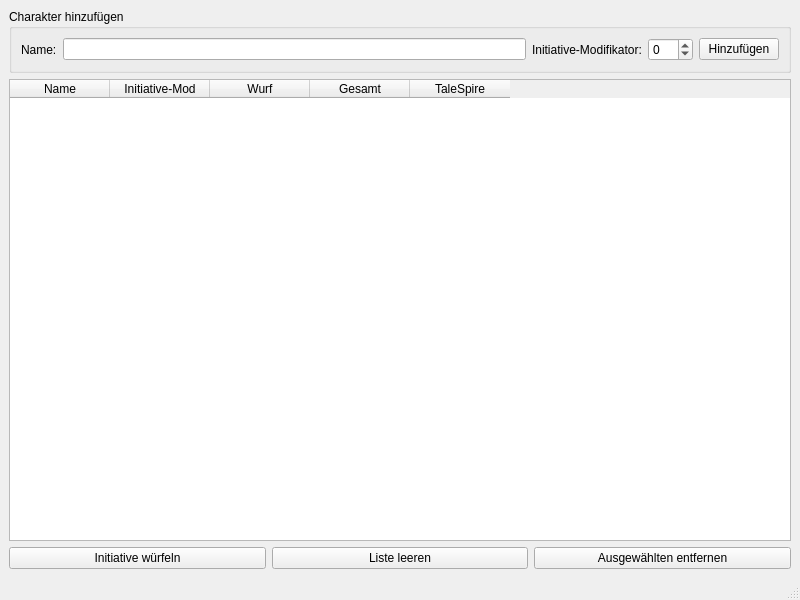
Old version of the form src/mainwindow.ui in the repository LutzHauschild/D-D-Helper.
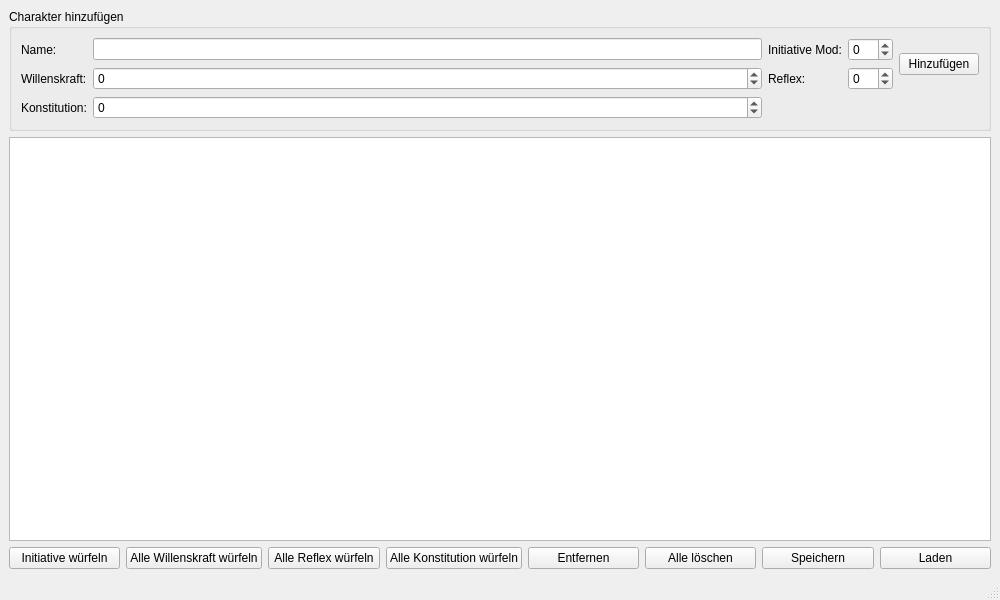
New version of the form.

The edit to the form file:
```diff
--- a/src/mainwindow.ui
+++ b/src/mainwindow.ui
@@ -6,7 +6,7 @@
    <rect>
     <x>0</x>
     <y>0</y>
-    <width>800</width>
+    <width>1000</width>
     <height>600</height>
    </rect>
   </property>
@@ -20,72 +20,97 @@
       <property name="title">
        <string>Charakter hinzufügen</string>
       </property>
-      <layout class="QHBoxLayout" name="horizontalLayout">
-       <item>
-        <widget class="QLabel" name="label">
+      <layout class="QGridLayout" name="gridLayout">
+       <item row="0" column="0">
+        <widget class="QLabel" name="nameLabel">
          <property name="text">
           <string>Name:</string>
          </property>
         </widget>
        </item>
-       <item>
-        <widget class="QLineEdit" name="nameEdit"/>
+       <item row="0" column="1">
+        <widget class="QLineEdit" name="nameLineEdit"/>
        </item>
-       <item>
-        <widget class="QLabel" name="label_2">
+       <item row="0" column="2">
+        <widget class="QLabel" name="initiativeLabel">
          <property name="text">
-          <string>Initiative-Modifikator:</string>
+          <string>Initiative Mod:</string>
          </property>
         </widget>
        </item>
-       <item>
-        <widget class="QSpinBox" name="initiativeModSpinBox">
+       <item row="0" column="3">
+        <widget class="QSpinBox" name="initiativeSpinBox">
          <property name="minimum">
-          <number>-10</number>
+          <number>-20</number>
          </property>
          <property name="maximum">
           <number>20</number>
          </property>
         </widget>
        </item>
-       <item>
+       <item row="0" column="4" rowspan="2">
         <widget class="QPushButton" name="addButton">
          <property name="text">
           <string>Hinzufügen</string>
          </property>
         </widget>
        </item>
+       <item row="1" column="0">
+        <widget class="QLabel" name="willLabel">
+         <property name="text">
+          <string>Willenskraft:</string>
+         </property>
+        </widget>
+       </item>
+       <item row="1" column="1">
+        <widget class="QSpinBox" name="willSpinBox">
+         <property name="minimum">
+          <number>-20</number>
+         </property>
+         <property name="maximum">
+          <number>20</number>
+         </property>
+        </widget>
+       </item>
+       <item row="1" column="2">
+        <widget class="QLabel" name="reflexLabel">
+         <property name="text">
+          <string>Reflex:</string>
+         </property>
+        </widget>
+       </item>
+       <item row="1" column="3">
+        <widget class="QSpinBox" name="reflexSpinBox">
+         <property name="minimum">
+          <number>-20</number>
+         </property>
+         <property name="maximum">
+          <number>20</number>
+         </property>
+        </widget>
+       </item>
+       <item row="2" column="0">
+        <widget class="QLabel" name="fortitudeLabel">
+         <property name="text">
+          <string>Konstitution:</string>
+         </property>
+        </widget>
+       </item>
+       <item row="2" column="1">
+        <widget class="QSpinBox" name="fortitudeSpinBox">
+         <property name="minimum">
+          <number>-20</number>
+         </property>
+         <property name="maximum">
+          <number>20</number>
+         </property>
+        </widget>
+       </item>
       </layout>
      </widget>
     </item>
     <item>
-     <widget class="QTableWidget" name="characterTableWidget">
-      <column>
-       <property name="text">
-        <string>Name</string>
-       </property>
-      </column>
-      <column>
-       <property name="text">
-        <string>Initiative-Mod</string>
-       </property>
-      </column>
-      <column>
-       <property name="text">
-        <string>Wurf</string>
-       </property>
-      </column>
-      <column>
-       <property name="text">
-        <string>Gesamt</string>
-       </property>
-      </column>
-      <column>
-       <property name="text">
-        <string>TaleSpire</string>
-       </property>
-      </column>
-     </widget>
+     <widget class="QTableView" name="characterTableView"/>
     </item>
     <item>
      <layout class="QHBoxLayout" name="horizontalLayout_2">
@@ -97,16 +122,51 @@
        </widget>
       </item>
       <item>
-       <widget class="QPushButton" name="clearButton">
+       <widget class="QPushButton" name="rollWillButton">
         <property name="text">
-         <string>Liste leeren</string>
+         <string>Alle Willenskraft würfeln</string>
+        </property>
+       </widget>
+      </item>
+      <item>
+       <widget class="QPushButton" name="rollReflexButton">
+        <property name="text">
+         <string>Alle Reflex würfeln</string>
+        </property>
+       </widget>
+      </item>
+      <item>
+       <widget class="QPushButton" name="rollFortitudeButton">
+        <property name="text">
+         <string>Alle Konstitution würfeln</string>
         </property>
        </widget>
       </item>
       <item>
        <widget class="QPushButton" name="removeButton">
         <property name="text">
-         <string>Ausgewählten entfernen</string>
+         <string>Entfernen</string>
+        </property>
+       </widget>
+      </item>
+      <item>
+       <widget class="QPushButton" name="clearButton">
+        <property name="text">
+         <string>Alle löschen</string>
+        </property>
+       </widget>
+      </item>
+      <item>
+       <widget class="QPushButton" name="saveButton">
+        <property name="text">
+         <string>Speichern</string>
+        </property>
+       </widget>
+      </item>
+      <item>
+       <widget class="QPushButton" name="loadButton">
+        <property name="text">
+         <string>Laden</string>
         </property>
        </widget>
       </item>
```
Left out of the diff: 10 changed lines with no effect on the pictures.
